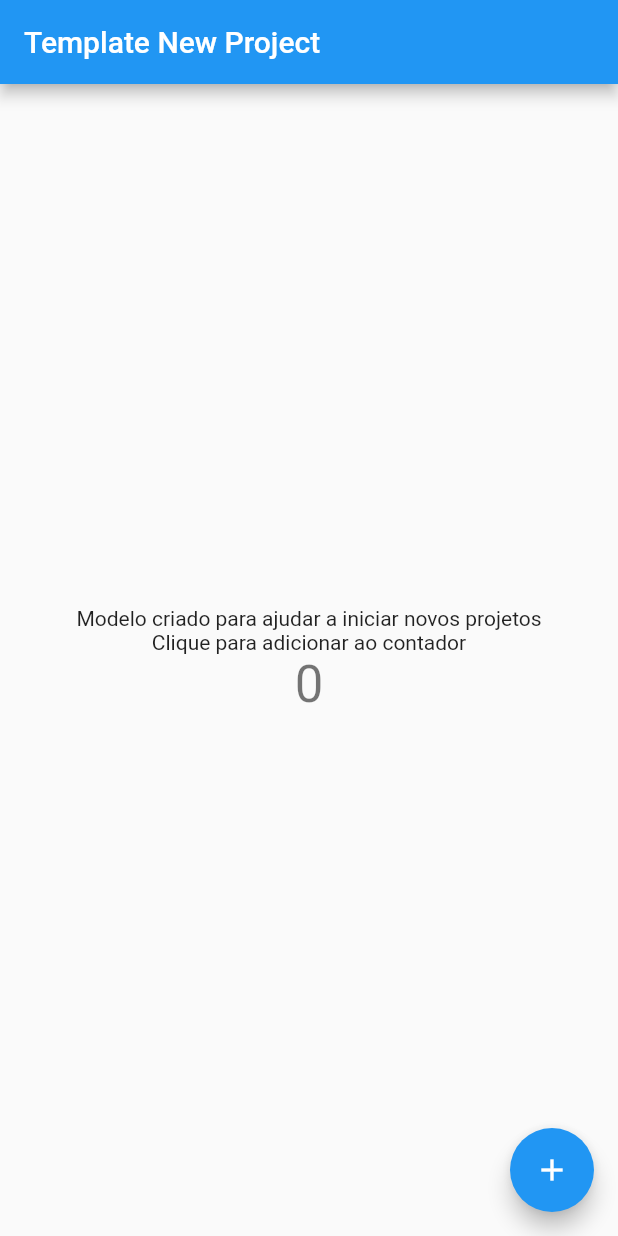
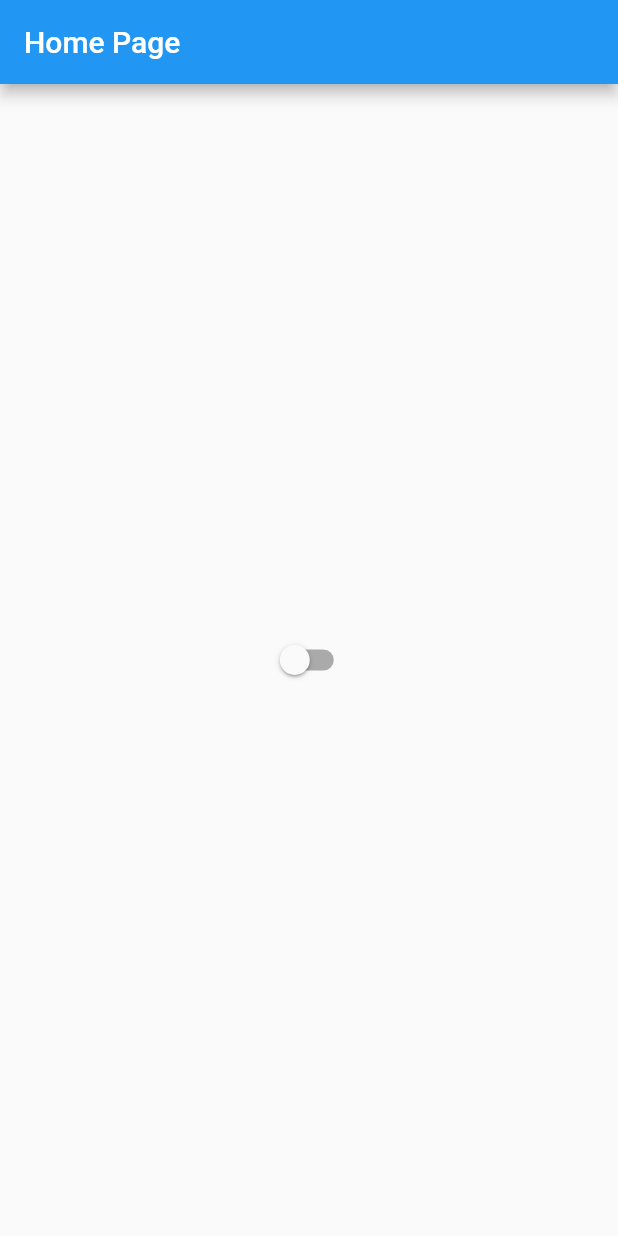
Before and after one commit to HPiffer/TemplateFlutter, a Flutter app: the screen it shows after launch, on a phone screen of 412 x 824 dp. Run offline on Flutter 3.47's test engine with Material 2 defaults, Android fonts, the phone set to English and light mode, and no system bars; our stand-ins replace shared_preferences.

Commit message:
Arquitetura Flutter

```diff
--- /dev/null
+++ b/lib/app/app_controller.dart
@@ -0,0 +1,27 @@
+import 'package:flutter/foundation.dart';
+import 'package:template_start/app/services/shared_local_storage_service.dart';
+import 'package:template_start/app/viewmodels/change_theme_viewmodel.dart';
+
+// =========================================== //
+// App Controller
+// =========================================== //
+class AppController {
+  // =========================================== //
+  // Declaration
+  // =========================================== //
+  static final AppController instance = AppController._();
+  AppController._() {
+    changeThemeViewModel.init();
+  }
+
+  final ChangeThemeViewModel changeThemeViewModel = ChangeThemeViewModel(
+    storage: SharedLocalStorageService(),
+  );
+
+  // =========================================== //
+  // Functions
+  // =========================================== //
+  bool get isDark => changeThemeViewModel.config.themeSwitch.value;
+  ValueNotifier<bool> get themeSwitch =>
+      changeThemeViewModel.config.themeSwitch;
+}
--- /dev/null
+++ b/lib/app/app_widget.dart
@@ -0,0 +1,27 @@
+import 'package:flutter/material.dart';
+import 'package:template_start/app/app_controller.dart';
+import 'pages/home/home_page.dart';
+
+// =========================================== //
+// Main Application
+// =========================================== //
+class MyApp extends StatelessWidget {
+  @override
+  Widget build(BuildContext context) {
+    return ValueListenableBuilder<bool>(
+      valueListenable:
+          AppController.instance.changeThemeViewModel.config.themeSwitch,
+      builder: (context, isDark, child) {
+        return MaterialApp(
+          title: 'Template Start',
+          theme: ThemeData(
+            primarySwatch: Colors.blue,
+            visualDensity: VisualDensity.adaptivePlatformDensity,
+            brightness: isDark ? Brightness.dark : Brightness.light,
+          ),
+          home: HomePage(),
+        );
+      },
+    );
+  }
+}
--- /dev/null
+++ b/lib/app/pages/home/home_page.dart
@@ -0,0 +1,37 @@
+import 'package:flutter/material.dart';
+
+import 'widgets/custom_switch_widget.dart';
+
+// =========================================== //
+// Home Page
+// =========================================== //
+class HomePage extends StatefulWidget {
+  final String title;
+
+  HomePage({Key key, this.title}) : super(key: key);
+
+  @override
+  _HomePageState createState() => _HomePageState();
+}
+
+class _HomePageState extends State<HomePage> {
+  // =========================================== //
+  // Functions
+  // =========================================== //
+  // TODO code functions here
+
+  // =========================================== //
+  // Screen
+  // =========================================== //
+  @override
+  Widget build(BuildContext context) {
+    return Scaffold(
+      appBar: AppBar(
+        title: Text('Home Page'),
+      ),
+      body: Center(
+        child: CustomSwitcWidget(),
+      ),
+    );
+  }
+}
--- /dev/null
+++ b/lib/app/pages/home/widgets/custom_switch_widget.dart
@@ -0,0 +1,16 @@
+import 'package:flutter/material.dart';
+import 'package:template_start/app/app_controller.dart';
+
+// =========================================== //
+// Custom Switch Widget
+// =========================================== //
+class CustomSwitcWidget extends StatelessWidget {
+  @override
+  Widget build(BuildContext context) {
+    return Switch(
+      value: AppController.instance.isDark,
+      onChanged: (value) =>
+          AppController.instance.changeThemeViewModel.changeTheme(value),
+    );
+  }
+}
--- /dev/null
+++ b/lib/app/pages/login/login_page.dart
@@ -0,0 +1,32 @@
+import 'package:flutter/material.dart';
+
+// =========================================== //
+// Login Page
+// =========================================== //
+class HomePage extends StatefulWidget {
+  final String title;
+
+  HomePage({Key key, this.title}) : super(key: key);
+
+  @override
+  _HomePageState createState() => _HomePageState();
+}
+
+class _HomePageState extends State<HomePage> {
+  // =========================================== //
+  // Functions
+  // =========================================== //
+  // TODO code functions here
+
+  // =========================================== //
+  // Screen
+  // =========================================== //
+  @override
+  Widget build(BuildContext context) {
+    return Scaffold(
+      appBar: AppBar(
+        title: Text('Login Page'),
+      ),
+    );
+  }
+}
--- /dev/null
+++ b/lib/app/viewmodels/change_theme_viewmodel.dart
@@ -0,0 +1,24 @@
+import 'package:template_start/app/interfaces/local_storage_interface.dart';
+import 'package:template_start/app/models/appconfig_model.dart';
+
+class ChangeThemeViewModel {
+  final ILocalStorage storage;
+
+  final AppConfigModel config = AppConfigModel();
+
+  ChangeThemeViewModel({this.storage});
+
+  // =========================================== //
+  // Functions
+  // =========================================== //
+  Future init() async {
+    await storage.get('isDark').then((value) {
+      if (value != null) config.themeSwitch.value = value;
+    });
+  }
+
+  changeTheme(bool value) {
+    config.themeSwitch.value = value;
+    storage.put('isDark', value);
+  }
+}
--- a/lib/main.dart
+++ b/lib/main.dart
@@ -1,7 +1,5 @@
 import 'package:flutter/material.dart';
-import 'pages/home/home.page.dart';
-
-void main() => runApp(MyApp());
+import 'app/app_widget.dart';
 
 // =========================================== //
 // Nome do App: Nome do App
@@ -9,21 +7,4 @@ void main() => runApp(MyApp());
 // Dev        : Nome do Dev
 // Descrição  : Descrição do App
 // =========================================== //
-
-// =========================================== //
-// Main Application
-// =========================================== //
-class MyApp extends StatelessWidget {
-  @override
-  Widget build(BuildContext context) {
-    return MaterialApp(
-      title: 'Template Start',
-      theme: ThemeData(
-        primarySwatch: Colors.blue,
-      ),
-      home: MyHomePage(
-        title: 'Template New Project',
-      ),
-    );
-  }
-}
+void main() => runApp(MyApp());
--- a/lib/models/model.dart
+++ /dev/null
@@ -1 +0,0 @@
-// New Model
--- a/lib/pages/home/home.page.dart
+++ /dev/null
@@ -1,62 +0,0 @@
-import 'package:flutter/material.dart';
-
-// =========================================== //
-// HomePage
-// =========================================== //
-class MyHomePage extends StatefulWidget {
-  final String title;
-
-  MyHomePage({Key key, this.title}) : super(key: key);
-
-  @override
-  _MyHomePageState createState() => _MyHomePageState();
-}
-
-class _MyHomePageState extends State<MyHomePage> {
-  int _counter = 0;
-
-  // =========================================== //
-  // Functions
-  // =========================================== //
-  void _incrementCounter() {
-    setState(() {
-      _counter++;
-    });
-  }
-
-  // =========================================== //
-  // Screen
-  // =========================================== //
-  @override
-  Widget build(BuildContext context) {
-    return Scaffold(
-      appBar: AppBar(
-        title: Text(widget.title),
-      ),
-      body: Center(
-        child: Padding(
-          padding: const EdgeInsets.all(8),
-          child: Column(
-            mainAxisAlignment: MainAxisAlignment.center,
-            children: <Widget>[
-              Text(
-                'Modelo criado para ajudar a iniciar novos projetos\n'
-                'Clique para adicionar ao contador',
-                textAlign: TextAlign.center,
-              ),
-              Text(
-                '$_counter',
-                style: Theme.of(context).textTheme.headline4,
-              ),
-            ],
-          ),
-        ),
-      ),
-      floatingActionButton: FloatingActionButton(
-        onPressed: _incrementCounter,
-        tooltip: 'Increment',
-        child: Icon(Icons.add),
-      ),
-    );
-  }
-}
--- a/lib/pages/home/widgets/newwidget.widget.dart
+++ /dev/null
@@ -1 +0,0 @@
-// New Widget
--- a/lib/pages/newpage/newpage.page.dart
+++ /dev/null
@@ -1 +0,0 @@
-//New Page
--- a/pubspec.yaml
+++ b/pubspec.yaml
@@ -21,6 +21,7 @@ environment:
   sdk: ">=2.7.0 <3.0.0"
 
 dependencies:
+  shared_preferences: ^0.5.7+3
   flutter:
     sdk: flutter
 
```
Also changed, not shown: lib/app/interfaces/local_storage_interface.dart (added, +8 -0 lines), lib/app/models/appconfig_model.dart (added, +8 -0 lines), lib/app/models/user_model.dart (added, +16 -0 lines), lib/app/services/shared_local_storage_service.dart (added, +33 -0 lines), pubspec.lock, 1 other file.
